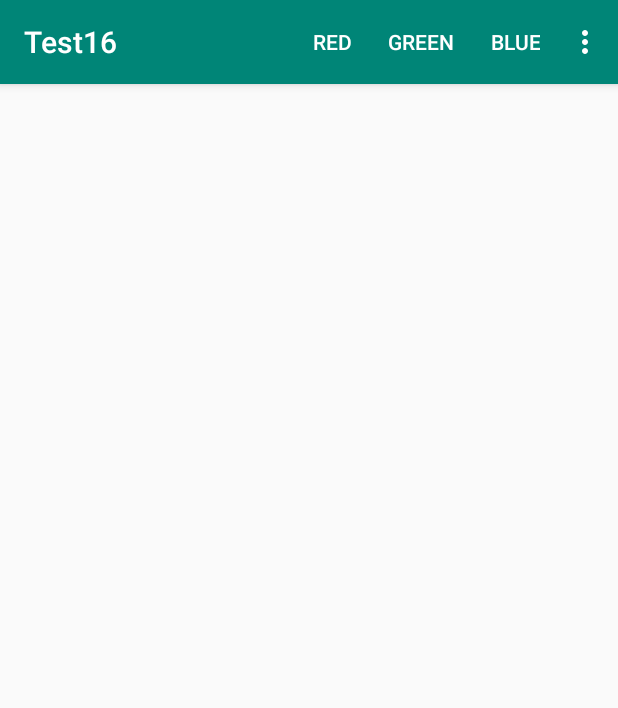
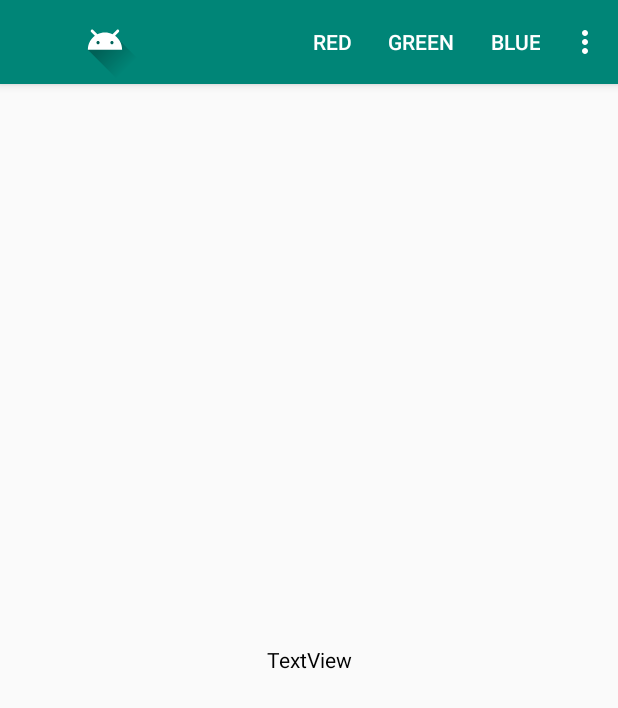
Before and after one commit to sunrin-android/Chap16, an Android app: the screen it shows after launch (MainActivity), on a phone screen of 412 x 824 dp. Shown: the top 708 px of the screen. Run offline under Robolectric (Android 15) with nearby library versions, the phone set to English and light mode, and no system bars.

Commit message:
Add ContextMenu to TextView

```diff
--- a/build.gradle
+++ b/build.gradle
@@ -7,7 +7,7 @@ buildscript {
 
     }
     dependencies {
-        classpath 'com.android.tools.build:gradle:3.5.0'
+        classpath 'com.android.tools.build:gradle:3.5.1'
 
         // NOTE: Do not place your application dependencies here; they belong
         // in the individual module build.gradle files
--- a/test16/src/main/AndroidManifest.xml
+++ b/test16/src/main/AndroidManifest.xml
@@ -9,7 +9,9 @@
         android:roundIcon="@mipmap/ic_launcher_round"
         android:supportsRtl="true"
         android:theme="@style/AppTheme">
-        <activity android:name=".MainActivity">
+        <activity
+            android:name=".MainActivity"
+            android:theme="@style/AppTheme">
             <intent-filter>
                 <action android:name="android.intent.action.MAIN" />
 
--- a/test16/src/main/java/com/example/test16/MainActivity.java
+++ b/test16/src/main/java/com/example/test16/MainActivity.java
@@ -1,6 +1,7 @@
 package com.example.test16;
 
 import androidx.annotation.NonNull;
+import androidx.appcompat.app.ActionBar;
 import androidx.appcompat.app.AppCompatActivity;
 
 import android.graphics.Color;
@@ -11,12 +12,15 @@ import android.view.MenuInflater;
 import android.view.MenuItem;
 import android.view.View;
 import android.widget.LinearLayout;
+import android.widget.TextView;
 import android.widget.Toast;
 
 import java.lang.reflect.Method;
 
 public class MainActivity extends AppCompatActivity {
     LinearLayout layout;
+    ActionBar actionBar;
+    TextView textView;
 
     @Override
     protected void onCreate(Bundle savedInstanceState) {
@@ -24,24 +28,32 @@ public class MainActivity extends AppCompatActivity {
         setContentView(R.layout.activity_main);
 
         layout = findViewById(R.id.linearLayout);
+        textView = findViewById(R.id.textView);
+
+        actionBar = getSupportActionBar();
+        actionBar.setDisplayShowHomeEnabled(true);
+        actionBar.setIcon(R.drawable.ic_launcher_foreground);
+        actionBar.setDisplayShowTitleEnabled(false);
+
+        registerForContextMenu(textView);
     }
 
     @Override
     public void onCreateContextMenu(ContextMenu menu, View v, ContextMenu.ContextMenuInfo menuInfo) {
         super.onCreateContextMenu(menu, v, menuInfo);
-        menu.add(0, 0, 0, "서버 전송");
-        menu.add(0, 1, 0, "보관함에 보관");
-        menu.add(0, 2, 0, "삭제");
+        menu.add(0, 0, 0, "RED");
+        menu.add(0, 1, 0, "WHITE");
+        menu.add(0, 2, 0, "BLACK");
     }
 
     @Override
     public boolean onContextItemSelected(@NonNull MenuItem item) {
         if (item.getItemId() == 0)
-            showToast("서버 전송 완료");
+            textView.setTextColor(Color.RED);
         else if (item.getItemId() == 1)
-            showToast("보관함에 보관됨");
+            textView.setTextColor(Color.WHITE);
         else if (item.getItemId() == 2)
-            showToast("삭제됨");
+            textView.setTextColor(Color.BLACK);
         else
             showToast("오류: ID 값을 확인하세요.");
         return true;
--- a/test16/src/main/res/layout/activity_main.xml
+++ b/test16/src/main/res/layout/activity_main.xml
@@ -3,7 +3,15 @@
     android:id="@+id/linearLayout"
     android:layout_width="match_parent"
     android:layout_height="match_parent"
-    android:orientation="vertical">
+    android:orientation="horizontal">
 
+    <TextView
+        android:id="@+id/textView"
+        android:layout_width="match_parent"
+        android:layout_height="match_parent"
+        android:layout_gravity="center"
+        android:gravity="center"
+        android:text="TextView"
+        android:textColor="#000000" />
 
 </LinearLayout>
--- a/test16/src/main/res/menu/main_menu.xml
+++ b/test16/src/main/res/menu/main_menu.xml
@@ -1,6 +1,7 @@
 <?xml version="1.0" encoding="utf-8"?>
 <menu xmlns:android="http://schemas.android.com/apk/res/android"
-    xmlns:app="http://schemas.android.com/apk/res-auto">
+    xmlns:app="http://schemas.android.com/apk/res-auto"
+    >
     <item
         android:id="@+id/menu_colorRed"
         android:title="RED"
```
